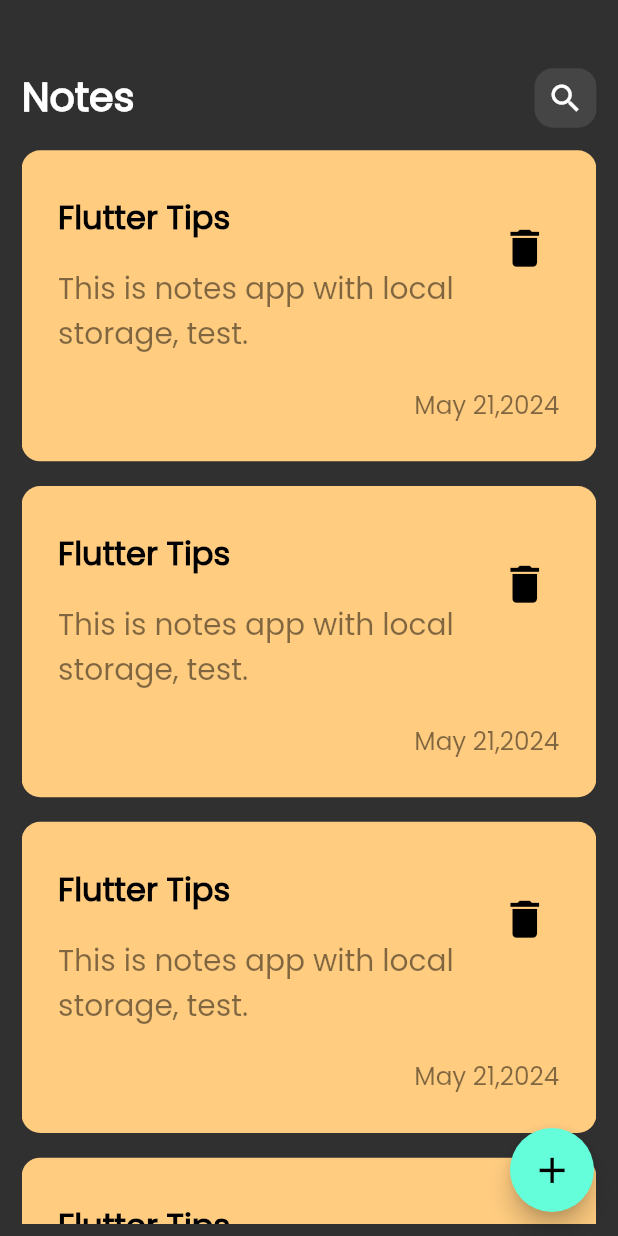
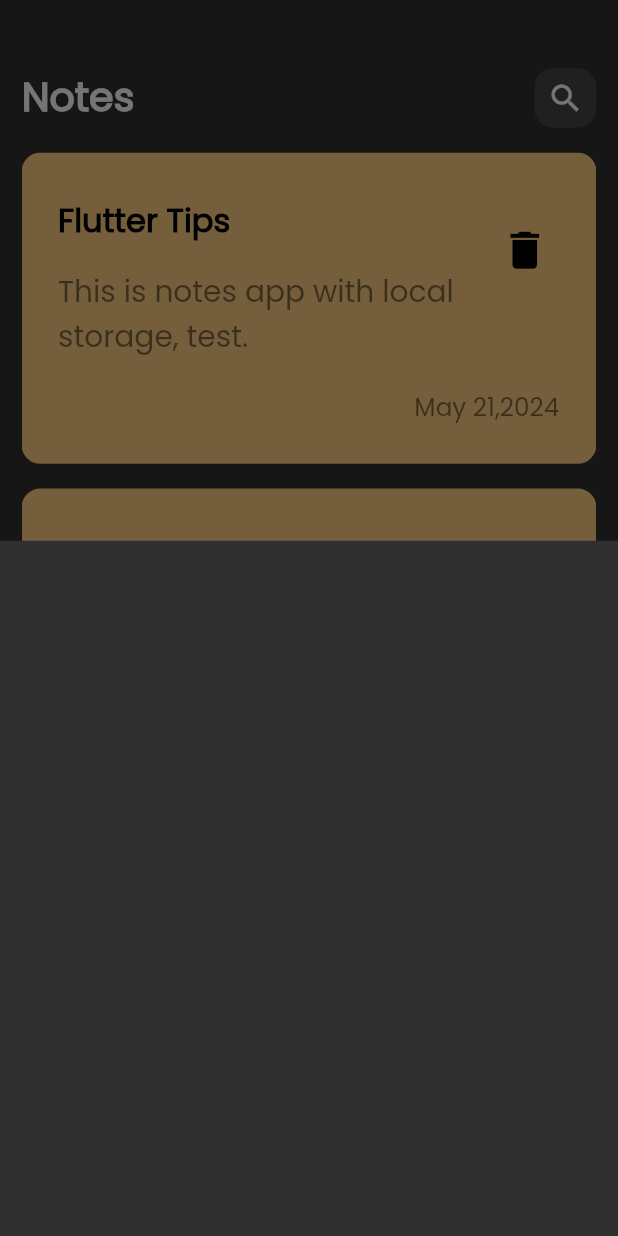
Before and after one commit to MuhammedBashuaib/notes_app_with_local_storage, a Flutter app: the screen it shows after launch, after a tap on the "add" icon, on a phone screen of 412 x 824 dp. Run offline on Flutter 3.47's test engine with Material 2 defaults, Android fonts, the phone set to English and light mode, and no system bars.

Commit message:
CREATE show modal buttom sheet

```diff
--- a/lib/views/notes_view.dart
+++ b/lib/views/notes_view.dart
@@ -1,5 +1,6 @@
 import 'package:flutter/material.dart';
 import 'package:notes_app_with_local_storge/const.dart';
+import 'package:notes_app_with_local_storge/views/widgets/add_note_buttom_sheet.dart';
 import 'package:notes_app_with_local_storge/views/widgets/notes_view_body.dart';
 
 class NotesView extends StatelessWidget {
@@ -9,7 +10,14 @@
   Widget build(BuildContext context) {
     return Scaffold(
       floatingActionButton: FloatingActionButton(
-        onPressed: () {},
+        onPressed: () {
+          showModalBottomSheet(
+            context: context,
+            builder: (context) {
+              return const AddNoteBottomSheet();
+            },
+          );
+        },
         child: Icon(
           Icons.add,
           size: heightScreen * .035,
--- /dev/null
+++ b/lib/views/widgets/add_note_buttom_sheet.dart
@@ -0,0 +1,10 @@
+import 'package:flutter/material.dart';
+
+class AddNoteBottomSheet extends StatelessWidget {
+  const AddNoteBottomSheet({super.key});
+
+  @override
+  Widget build(BuildContext context) {
+    return Container();
+  }
+}
--- a/lib/views/widgets/notes_list_view.dart
+++ b/lib/views/widgets/notes_list_view.dart
@@ -8,6 +8,7 @@
   @override
   Widget build(BuildContext context) {
     return ListView.builder(
+      padding: EdgeInsets.zero,
       physics: const BouncingScrollPhysics(),
       itemCount: 100,
       itemBuilder: (context, index) {
--- a/lib/views/widgets/notes_view_body.dart
+++ b/lib/views/widgets/notes_view_body.dart
@@ -20,7 +20,7 @@
           ),
           const CustomAppBar(),
           SizedBox(
-            height: heightScreen * .008,
+            height: heightScreen * .01,
           ),
           const Expanded(
             child: NotesListView(),
```
